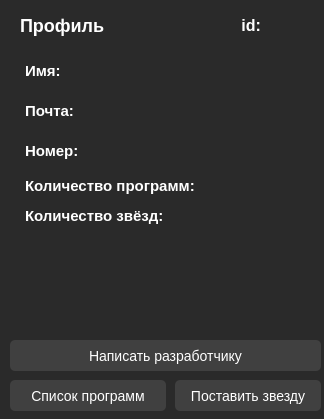
This is developper_app/developper_app.ui in b0shka/selling_apps as Qt 5 draws it before an edit. The edited form follows.
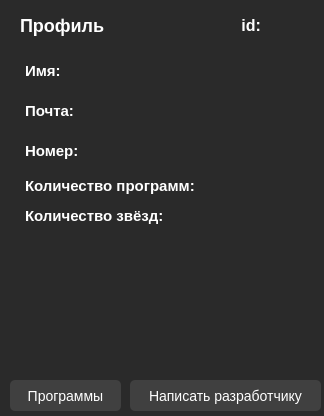
This is the edited form.

```diff
--- a/developper_app/developper_app.ui
+++ b/developper_app/developper_app.ui
@@ -7,7 +7,7 @@
     <x>0</x>
     <y>0</y>
     <width>324</width>
-    <height>419</height>
+    <height>416</height>
    </rect>
   </property>
   <property name="windowTitle">
@@ -167,33 +167,12 @@
     <string>Номер:</string>
    </property>
   </widget>
-  <widget class="QPushButton" name="pushButton">
-   <property name="geometry">
-    <rect>
-     <x>175</x>
-     <y>380</y>
-     <width>146</width>
-     <height>31</height>
-    </rect>
-   </property>
-   <property name="styleSheet">
-    <string notr="true">padding: 2px;
-font-size: 14px;
-height: 28px;
-color: white;
-background-color: #404040;
-border-radius: 5px;</string>
-   </property>
-   <property name="text">
-    <string>Поставить звезду</string>
-   </property>
-  </widget>
   <widget class="QPushButton" name="pushButton_2">
    <property name="geometry">
     <rect>
      <x>10</x>
      <y>380</y>
-     <width>156</width>
+     <width>111</width>
      <height>31</height>
     </rect>
    </property>
@@ -206,15 +185,15 @@
 border-radius: 5px;</string>
    </property>
    <property name="text">
-    <string>Список программ</string>
+    <string>Программы</string>
    </property>
   </widget>
   <widget class="QPushButton" name="pushButton_3">
    <property name="geometry">
     <rect>
-     <x>10</x>
-     <y>340</y>
-     <width>311</width>
+     <x>130</x>
+     <y>380</y>
+     <width>191</width>
      <height>31</height>
     </rect>
    </property>
```
